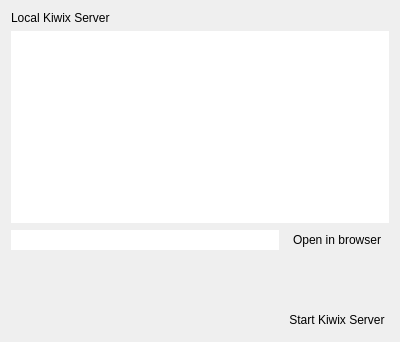
Old version of the form ui/localkiwixserver.ui in the repository kiwix/kiwix-desktop.
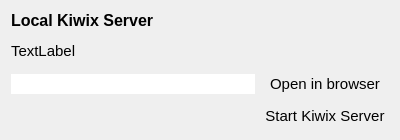
New version of the form.

Commit message: Improve Kiwix Serve dialog look and feel #421

What changed in the file:
```diff
--- a/ui/localkiwixserver.ui
+++ b/ui/localkiwixserver.ui
@@ -7,71 +7,24 @@
     <x>0</x>
     <y>0</y>
     <width>400</width>
-    <height>342</height>
+    <height>140</height>
    </rect>
   </property>
+  <property name="sizePolicy">
+   <sizepolicy hsizetype="Fixed" vsizetype="Preferred">
+    <horstretch>0</horstretch>
+    <verstretch>0</verstretch>
+   </sizepolicy>
+  </property>
   <property name="windowTitle">
    <string>Local Kiwix Server Settings - Kiwix</string>
   </property>
   <layout class="QGridLayout" name="gridLayout">
-   <item row="2" column="0" colspan="2">
-    <widget class="QTextBrowser" name="KiwixServerText">
-     <property name="frameShape">
-      <enum>QFrame::NoFrame</enum>
-     </property>
-     <property name="html">
-      <string>&lt;!DOCTYPE HTML PUBLIC &quot;-//W3C//DTD HTML 4.0//EN&quot; &quot;http://www.w3.org/TR/REC-html40/strict.dtd&quot;&gt;
-&lt;html&gt;&lt;head&gt;&lt;meta name=&quot;qrichtext&quot; content=&quot;1&quot; /&gt;&lt;style type=&quot;text/css&quot;&gt;
-p, li { white-space: pre-wrap; }
-&lt;/style&gt;&lt;/head&gt;&lt;body style=&quot; font-family:'Ubuntu'; font-size:11pt; font-weight:400; font-style:normal;&quot;&gt;
-&lt;p style=&quot;-qt-paragraph-type:empty; margin-top:0px; margin-bottom:0px; margin-left:0px; margin-right:0px; -qt-block-indent:0; text-indent:0px;&quot;&gt;&lt;br /&gt;&lt;/p&gt;&lt;/body&gt;&lt;/html&gt;</string>
-     </property>
-    </widget>
-   </item>
-   <item row="5" column="1">
-    <widget class="QPushButton" name="KiwixServerButton">
-     <property name="cursor">
-      <cursorShape>PointingHandCursor</cursorShape>
-     </property>
-     <property name="text">
-      <string>Start Kiwix Server</string>
-     </property>
-     <property name="default">
-      <bool>false</bool>
-     </property>
-     <property name="flat">
-      <bool>true</bool>
-     </property>
-    </widget>
-   </item>
-   <item row="4" column="0">
-    <spacer name="verticalSpacer">
-     <property name="orientation">
-      <enum>Qt::Vertical</enum>
-     </property>
-     <property name="sizeHint" stdset="0">
-      <size>
-       <width>20</width>
-       <height>40</height>
-      </size>
-     </property>
-    </spacer>
-   </item>
-   <item row="5" column="0">
-    <spacer name="horizontalSpacer">
-     <property name="orientation">
-      <enum>Qt::Horizontal</enum>
-     </property>
-     <property name="sizeHint" stdset="0">
-      <size>
-       <width>40</width>
-       <height>20</height>
-      </size>
-     </property>
-    </spacer>
-   </item>
    <item row="3" column="0">
     <widget class="QLineEdit" name="IpAddress">
+     <property name="inputMask">
+      <string/>
+     </property>
      <property name="frame">
       <bool>false</bool>
      </property>
@@ -85,6 +38,11 @@
      <property name="enabled">
       <bool>true</bool>
      </property>
+     <property name="font">
+      <font>
+       <pointsize>11</pointsize>
+      </font>
+     </property>
      <property name="cursor">
       <cursorShape>PointingHandCursor</cursorShape>
      </property>
@@ -96,13 +54,78 @@
      </property>
     </widget>
    </item>
+   <item row="2" column="0" colspan="2">
+    <widget class="QLabel" name="KiwixServerText">
+     <property name="sizePolicy">
+      <sizepolicy hsizetype="Expanding" vsizetype="MinimumExpanding">
+       <horstretch>0</horstretch>
+       <verstretch>0</verstretch>
+      </sizepolicy>
+     </property>
+     <property name="font">
+      <font>
+       <pointsize>11</pointsize>
+      </font>
+     </property>
+     <property name="text">
+      <string>TextLabel</string>
+     </property>
+     <property name="wordWrap">
+      <bool>true</bool>
+     </property>
+    </widget>
+   </item>
    <item row="0" column="0">
     <widget class="QLabel" name="label">
+     <property name="font">
+      <font>
+       <pointsize>12</pointsize>
+       <weight>75</weight>
+       <bold>true</bold>
+      </font>
+     </property>
      <property name="text">
       <string>Local Kiwix Server</string>
      </property>
     </widget>
    </item>
+   <item row="5" column="0">
+    <spacer name="horizontalSpacer">
+     <property name="orientation">
+      <enum>Qt::Horizontal</enum>
+     </property>
+     <property name="sizeHint" stdset="0">
+      <size>
+       <width>40</width>
+       <height>20</height>
+      </size>
+     </property>
+    </spacer>
+   </item>
+   <item row="5" column="1">
+    <widget class="QPushButton" name="KiwixServerButton">
+     <property name="font">
+      <font>
+       <pointsize>11</pointsize>
+      </font>
+     </property>
+     <property name="cursor">
+      <cursorShape>PointingHandCursor</cursorShape>
+     </property>
+     <property name="autoFillBackground">
+      <bool>false</bool>
+     </property>
+     <property name="text">
+      <string>Start Kiwix Server</string>
+     </property>
+     <property name="default">
+      <bool>false</bool>
+     </property>
+     <property name="flat">
+      <bool>true</bool>
+     </property>
+    </widget>
+   </item>
   </layout>
  </widget>
  <resources/>
```
The commit also changes 2 other files.
